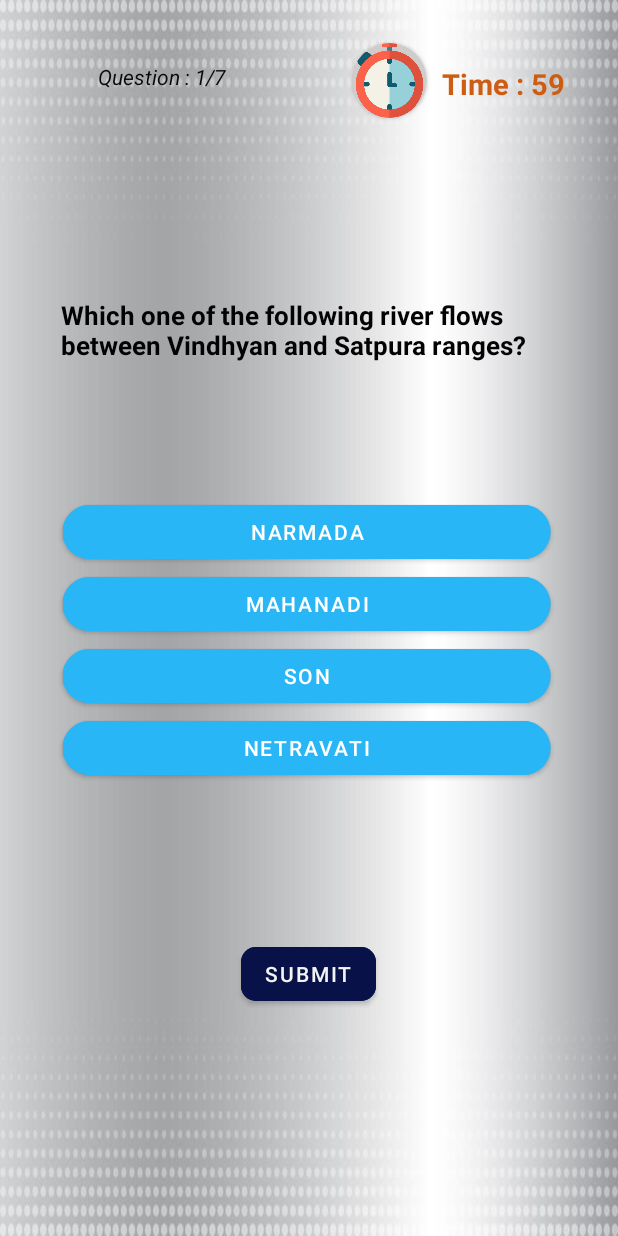
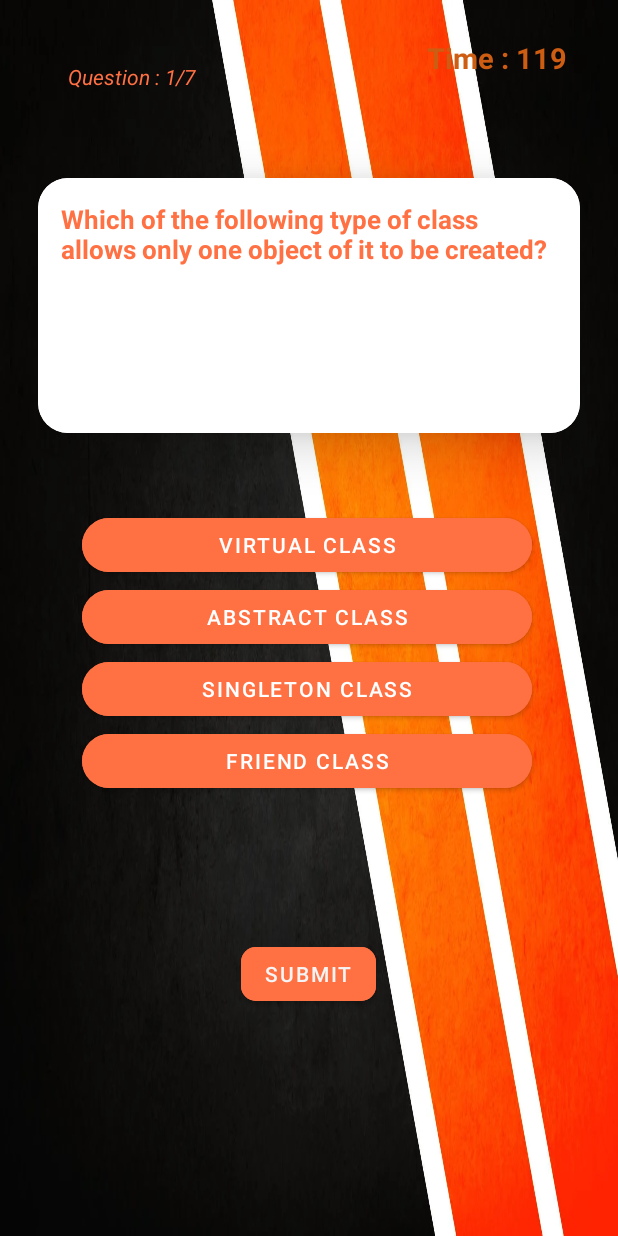
Before and after one commit to Sathwikrajvelpula/Quiz-App, an Android app: the screen it shows after launch (quizapplication), after a tap on "START QUIZ", on a phone screen of 412 x 824 dp. Run offline under Robolectric (Android 15) with nearby library versions, the phone set to English and light mode, and no system bars.

Commit message:
QUIZ APP

```diff
--- a/app/src/main/java/com/example/qiuz/queandans.java
+++ b/app/src/main/java/com/example/qiuz/queandans.java
@@ -2,34 +2,34 @@ package com.example.qiuz;
 
 public class queandans {
     public static String ques[]= {
-            "Which one of the following river flows between Vindhyan and Satpura ranges?",
-            "The Central Rice Research Station is situated in?",
-            "Who among the following wrote Sanskrit grammar?",
-            "Which among the following headstreams meets the Ganges in last?",
-            "The metal whose salts are sensitive to light is?",
-            "Patanjali is well known for the compilation of –",
-            " Volcanic eruption do not occur in the"
+            "Which of the following type of class allows only one object of it to be created?",
+            "Which of the following is not a type of constructor?",
+            "Which of the following is not the member of class?",
+            "Which of the following concepts means determining at runtime what method to invoke?",
+            "Which of the following term is used for a function defined inside a class?",
+            "How many instances of an abstract class can be created?",
+            "Which of the following cannot be friend?"
     };
 
 
     public static String opn[][]={
-            {"Narmada", "Mahanadi", "Son", "Netravati"},
-            {"Chennai","Cuttack","Bangalore","Quilon"},
-            {"Kalidasa"," Charak","Panini"," Aryabhatt"},
-            {"Alaknanda","Pindar","Mandakini","Bhagirathi"},
-            {"Zinc","Silver","Copper","Aluminum"},
-            {"Yoga Sutra","Panchatantra","Brahma Sutra","Ayurveda"},
-            {"Baltic sea","Black sea","Caribbean sea","Caspian sea"}
+            {"Virtual class", "Abstract class", "Singleton class", "Friend class"},
+            {"Copy constructor","Friend constructor" ,"Default constructor" ,"Parameterized constructor"},
+            {"Static function","Friend function","Const function","Virtual function"},
+            {"Data hiding","Dynamic Typing","Dynamic binding","Dynamic loading"},
+            {"Member Variable","Member function","Class function","Classic function"},
+            {"1","5","13","0"},
+            {"Function","Class","Object","Operator function"}
     };
 
     public static String ans[]={
-            "Narmada",
-            "Cuttack",
-            "Panini",
-            "Bhagirathi",
-            "Silver",
-            "Yoga Sutra",
-            "Baltic sea"
+            "Singleton class",
+            "Friend constructor",
+            "Friend function",
+            "Dynamic binding",
+            "Member function",
+            "0",
+            "Object"
     };
 
 }
--- a/app/src/main/java/com/example/qiuz/quizapplication.java
+++ b/app/src/main/java/com/example/qiuz/quizapplication.java
@@ -52,7 +52,7 @@ public class quizapplication extends AppCompatActivity implements View.OnClickLi
     }
 
     private void starttm() {
-        new CountDownTimer(60000, 1000) {
+        new CountDownTimer(120000, 1000) {
             @Override
             public void onTick(long millisUntilFinished) {
                 text3.setText("Time : " + millisUntilFinished / 1000);
@@ -69,10 +69,10 @@ public class quizapplication extends AppCompatActivity implements View.OnClickLi
     @Override
     public void onClick(View view) {
 
-        bt1.setBackgroundColor(Color.rgb(41,182,246));
-        bt2.setBackgroundColor(Color.rgb(41,182,246));
-        bt3.setBackgroundColor(Color.rgb(41,182,246));
-        bt4.setBackgroundColor(Color.rgb(41,182,246));
+        bt1.setBackgroundColor(Color.rgb(255,112,67));
+        bt2.setBackgroundColor(Color.rgb(255,112,67));
+        bt3.setBackgroundColor(Color.rgb(255,112,67));
+        bt4.setBackgroundColor(Color.rgb(255,112,67));
         Button clcbtn = (Button) view;
         if (clcbtn.getId()==R.id.subans){
             if(selans.equals(queandans.ans[presentque_ind])){
@@ -82,7 +82,7 @@ public class quizapplication extends AppCompatActivity implements View.OnClickLi
             checkans();
         }else{
             selans = clcbtn.getText().toString();
-            clcbtn.setBackgroundColor(Color.rgb(49,112,143));
+            clcbtn.setBackgroundColor(Color.rgb(0,0,0));
 
         }
 
@@ -111,7 +111,7 @@ public class quizapplication extends AppCompatActivity implements View.OnClickLi
             status = "Passed :)";
         }
         else{
-            status="Failed :(";
+            status="Better Luck next time :(";
         }
 
         new AlertDialog.Builder(this)
--- a/app/src/main/res/layout/activity_main.xml
+++ b/app/src/main/res/layout/activity_main.xml
@@ -4,38 +4,43 @@
     xmlns:tools="http://schemas.android.com/tools"
     android:layout_width="match_parent"
     android:layout_height="match_parent"
-    android:background="@drawable/bg2"
+    android:background="@drawable/spbgor"
     tools:context=".MainActivity">
 
-
-    <ImageView
-        android:id="@+id/imageView_st"
-        android:layout_width="133dp"
-        android:layout_height="122dp"
-        android:layout_marginTop="80dp"
-        android:layout_marginBottom="450dp"
-        app:layout_constraintBottom_toBottomOf="parent"
-        app:layout_constraintEnd_toEndOf="parent"
-        app:layout_constraintHorizontal_bias="0.527"
-        app:layout_constraintStart_toStartOf="parent"
-        app:layout_constraintTop_toTopOf="parent"
-        app:layout_constraintVertical_bias="0.712"
-        app:srcCompat="@drawable/quizlogo" />
 
     <Button
         android:id="@+id/button_start"
         android:layout_width="wrap_content"
         android:layout_height="wrap_content"
         android:layout_marginStart="170dp"
-        android:layout_marginTop="17dp"
         android:layout_marginEnd="147dp"
         android:layout_marginBottom="384dp"
-        android:backgroundTint="#29B6F6"
+        android:backgroundTint="#100A09"
         android:text="start quiz"
+        android:textColor="#FFFFFF"
         app:cornerRadius="15dp"
         app:layout_constraintBottom_toBottomOf="parent"
         app:layout_constraintEnd_toEndOf="parent"
+        app:layout_constraintStart_toStartOf="parent" />
+
+    <androidx.cardview.widget.CardView
+        android:id="@+id/sppagrcd"
+        android:layout_width="200dp"
+        android:layout_height="200dp"
+        android:translationX="10dp"
+        app:cardCornerRadius="20dp"
+        app:layout_constraintBottom_toTopOf="@+id/button_start"
+        app:layout_constraintEnd_toEndOf="parent"
+        app:layout_constraintHorizontal_bias="0.497"
         app:layout_constraintStart_toStartOf="parent"
-        app:layout_constraintTop_toBottomOf="@+id/imageView_st" />
+        app:layout_constraintTop_toTopOf="parent"
+        app:layout_constraintVertical_bias="0.679">
+
+        <ImageView
+            android:id="@+id/imageView2"
+            android:layout_width="wrap_content"
+            android:layout_height="wrap_content"
+            app:srcCompat="@drawable/quizdo" />
+    </androidx.cardview.widget.CardView>
 
 </androidx.constraintlayout.widget.ConstraintLayout>
--- a/app/src/main/res/layout/activity_quizapplication.xml
+++ b/app/src/main/res/layout/activity_quizapplication.xml
@@ -5,8 +5,9 @@
     android:layout_width="match_parent"
     android:layout_height="match_parent"
     tools:context=".quizapplication"
-    android:background="@drawable/bg4"
+    android:background="@drawable/orangeline"
     android:padding="25dp">
+
 
     <TextView
         android:id="@+id/textView1"
@@ -14,16 +15,14 @@
         android:layout_height="31dp"
         android:text="TextView"
         android:textAlignment="center"
-        android:textColor="#0B0808"
+        android:textColor="#FF7043"
         android:textStyle="italic"
         app:layout_constraintBottom_toBottomOf="parent"
         app:layout_constraintEnd_toEndOf="parent"
-        app:layout_constraintHorizontal_bias="0.083"
+        app:layout_constraintHorizontal_bias="0.0"
         app:layout_constraintStart_toStartOf="parent"
         app:layout_constraintTop_toTopOf="parent"
         app:layout_constraintVertical_bias="0.022" />
-
-
 
     <LinearLayout
         android:id="@+id/linearLayoutopn"
@@ -31,9 +30,10 @@
         android:layout_height="250dp"
         android:layout_marginStart="1dp"
         android:layout_marginTop="1dp"
-        android:layout_marginEnd="1dp"
+        android:layout_marginEnd="5dp"
         android:layout_marginBottom="1dp"
         android:orientation="vertical"
+        android:gravity="center"
         app:layout_constraintBottom_toBottomOf="parent"
         app:layout_constraintEnd_toEndOf="parent"
         app:layout_constraintStart_toStartOf="parent"
@@ -42,63 +42,82 @@
 
         <Button
             android:id="@+id/opn1"
-            android:layout_width="325dp"
+            android:layout_width="300dp"
+            android:layout_gravity="center"
             android:layout_height="wrap_content"
-            android:backgroundTint="#29B6F6"
+            android:backgroundTint="#FF7043"
             android:text="Button"
-            android:translationX="15dp"
+            android:textColor="#FFFFFF"
             app:cornerRadius="25dp" />
+
 
         <Button
             android:id="@+id/opn2"
-            android:layout_width="325dp"
+            android:layout_width="300dp"
+            android:layout_gravity="center"
             android:layout_height="wrap_content"
-            android:backgroundTint="#29B6F6"
+            android:backgroundTint="#FF7043"
             android:text="Button"
-            android:translationX="15dp"
+            android:textColor="#FFFFFF"
             app:cornerRadius="25dp" />
 
         <Button
             android:id="@+id/opn3"
-            android:layout_width="325dp"
+            android:layout_width="300dp"
+            android:layout_gravity="center"
             android:layout_height="wrap_content"
-            android:backgroundTint="#29B6F6"
+            android:backgroundTint="#FF7043"
             android:text="Button"
-            android:translationX="15dp"
+            android:textColor="#FFFFFF"
             app:cornerRadius="25dp" />
 
         <Button
             android:id="@+id/opn4"
-            android:layout_width="325dp"
+            android:layout_width="300dp"
+            android:layout_gravity="center"
             android:layout_height="wrap_content"
-            android:backgroundTint="#29B6F6"
+            android:backgroundTint="#FF7043"
             android:text="Button"
-            android:translationX="15dp"
+            android:textColor="#FFFFFF"
             app:cornerRadius="25dp" />
+        />
     </LinearLayout>
 
-    <TextView
-        android:id="@+id/questxt"
-        android:layout_width="0dp"
-        android:layout_height="92dp"
-        android:padding="15dp"
-        android:text="TextView"
-        android:textAlignment="viewStart"
-        android:textColor="#040303"
-        android:textSize="17sp"
-        android:textStyle="bold"
+    <androidx.cardview.widget.CardView
+        android:id="@+id/cdvw"
+        android:layout_width="match_parent"
+        android:layout_height="170dp"
+        android:layout_marginTop="26dp"
+        android:layout_marginBottom="2dp"
+        android:fadingEdgeLength="10dp"
+        app:cardCornerRadius="20dp"
+        app:cardElevation="20dp"
+        app:cardMaxElevation="20dp"
         app:layout_constraintBottom_toTopOf="@+id/linearLayoutopn"
         app:layout_constraintEnd_toEndOf="parent"
-        app:layout_constraintHorizontal_bias="0.578"
         app:layout_constraintStart_toStartOf="parent"
-        app:layout_constraintTop_toBottomOf="@+id/textView1"
-        app:layout_constraintVertical_bias="0.754" />
+        app:layout_constraintTop_toBottomOf="@+id/textView1">
+
+        <TextView
+
+            android:id="@+id/questxt"
+            android:layout_width="match_parent"
+            android:layout_height="match_parent"
+            android:background="#FFFFFF"
+            android:backgroundTint="#FFFFFF"
+            android:padding="15dp"
+            android:text="TextView"
+            android:textAlignment="viewStart"
+            android:textColor="#FF7043"
+            android:textSize="17sp"
+            android:textStyle="bold" />
+    </androidx.cardview.widget.CardView>
 
     <Button
         android:id="@+id/subans"
         android:layout_width="wrap_content"
         android:layout_height="wrap_content"
-        android:backgroundTint="#081249"
+        android:backgroundTint="#FF7043"
         android:text="Submit"
         android:textColor="#F4F4F4"
         app:cornerRadius="10dp"
@@ -120,31 +139,10 @@
         android:textStyle="bold"
         app:layout_constraintBottom_toTopOf="@+id/questxt"
         app:layout_constraintEnd_toEndOf="parent"
-        app:layout_constraintHorizontal_bias="1.0"
+        app:layout_constraintHorizontal_bias="0.968"
         app:layout_constraintStart_toEndOf="@+id/textView1"
         app:layout_constraintTop_toTopOf="parent"
-        app:layout_constraintVertical_bias="0.141" />
-
-    <androidx.cardview.widget.CardView
-        android:id="@+id/crdview1"
-        android:layout_width="50dp"
-        android:layout_height="50dp"
-        android:layout_marginTop="-10dp"
-        app:cardBackgroundColor="#CFCCCC"
-        app:cardCornerRadius="50dp"
-        app:layout_constraintBottom_toTopOf="@+id/questxt"
-        app:layout_constraintEnd_toStartOf="@+id/textView2"
-        app:layout_constraintHorizontal_bias="1.0"
-        app:layout_constraintStart_toEndOf="@+id/textView1"
-        app:layout_constraintTop_toTopOf="parent"
-        app:layout_constraintVertical_bias="0.116">
-
-        <ImageView
-            android:id="@+id/imageView"
-            android:layout_width="wrap_content"
-            android:layout_height="wrap_content"
-            app:srcCompat="@drawable/timmer" />
-    </androidx.cardview.widget.CardView>
+        app:layout_constraintVertical_bias="0.262" />
 
 
 </androidx.constraintlayout.widget.ConstraintLayout>
--- a/app/src/main/res/values-night/themes.xml
+++ b/app/src/main/res/values-night/themes.xml
@@ -10,7 +10,7 @@
         <item name="colorSecondaryVariant">@color/teal_200</item>
         <item name="colorOnSecondary">#050505</item>
         <!-- Status bar color. -->
-        <item name="android:statusBarColor">#EF5350</item>
+        <item name="android:statusBarColor">#000000</item>
         <!-- Customize your theme here. -->
     </style>
 </resources>
--- a/app/src/main/res/values/themes.xml
+++ b/app/src/main/res/values/themes.xml
@@ -10,7 +10,7 @@
         <item name="colorSecondaryVariant">@color/teal_700</item>
         <item name="colorOnSecondary">@color/black</item>
         <!-- Status bar color. -->
-        <item name="android:statusBarColor">#EF5350</item>
+        <item name="android:statusBarColor">#000000</item>
         <!-- Customize your theme here. -->
     </style>
 </resources>
```
Also changed, not shown: app/src/main/res/drawable/orangeline.webp (added), app/src/main/res/drawable/quizdo.jpg (added), app/src/main/res/drawable/quizvec.png (added), app/src/main/res/drawable/spbgor.jpg (added), app/src/main/res/drawable/timer.jpg (added).
